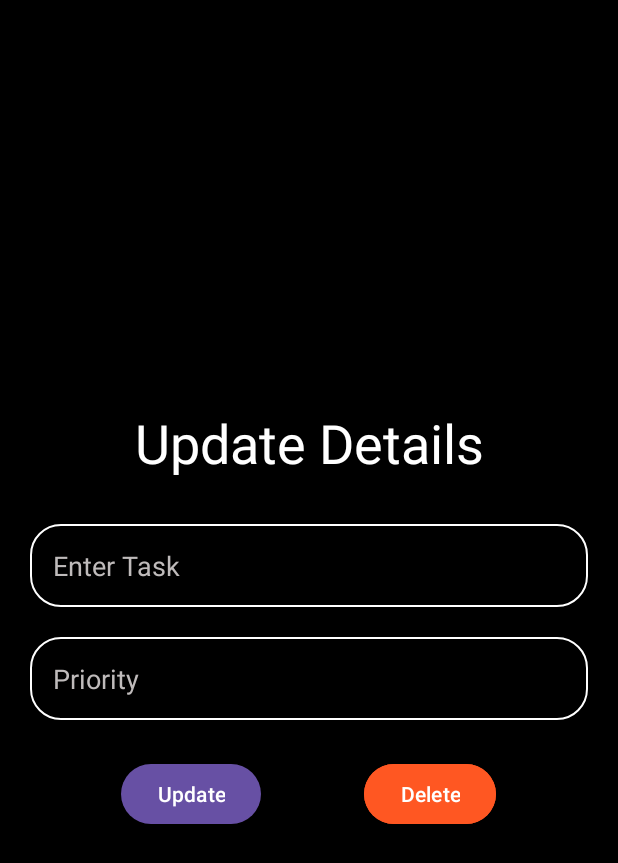
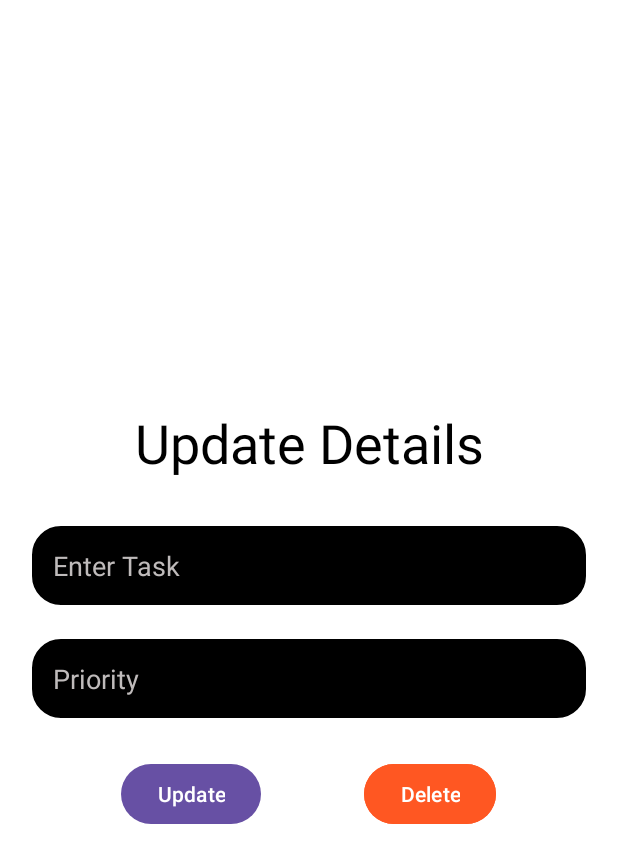
Before and after one commit to Tharusha200219/Task_Management_Application_Year_2_Sem_2, an Android app: the UpdateCard screen opened directly, with no data from a screen before it, on a phone screen of 412 x 824 dp. Shown: the top 863 px of the screen. Run offline under Robolectric (Android 15) with nearby library versions, the phone set to English and light mode, and no system bars; our stand-ins replace Room's generated code; Roboto replaces fonts that are not available here.

Commit message:
some update

```diff
--- a/app/src/main/res/layout/activity_update_card.xml
+++ b/app/src/main/res/layout/activity_update_card.xml
@@ -2,7 +2,7 @@
 <LinearLayout xmlns:android="http://schemas.android.com/apk/res/android"
     xmlns:app="http://schemas.android.com/apk/res-auto"
     xmlns:tools="http://schemas.android.com/tools"
-    android:background="@color/black"
+    android:background="@color/white"
     android:layout_width="match_parent"
     android:layout_height="match_parent"
     android:orientation="vertical"
@@ -14,7 +14,7 @@
         android:layout_width="match_parent"
         android:layout_height="wrap_content"
         android:text="Update Details"
-        android:textColor="@color/white"
+        android:textColor="@color/black"
         android:textSize="36sp"
         android:gravity="center"
         android:fontFamily="sans-serif"/>
```
